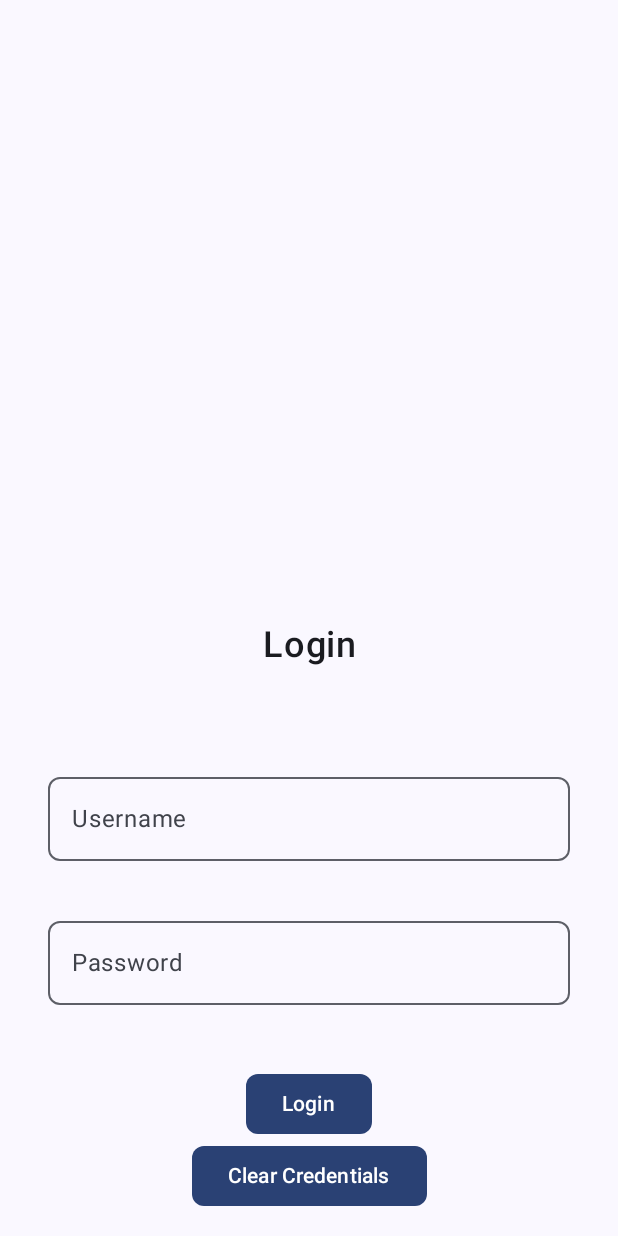
After one commit to CR7sewey/ChatFirebase, an Android app built with Jetpack Compose: the LoginScreen screen opened through its navigation route, on a phone screen of 412 x 824 dp. The commit adds this screen. Run offline under Robolectric (Android 15) with nearby library versions, the phone set to English and light mode, and no system bars; our stand-ins replace Firebase (no records; nobody signed in at launch, a user with empty details on screens opened directly).

Commit message:
Login Screen - Part1

```diff
--- /dev/null
+++ b/app/src/main/java/com/example/chatfirebase/components/LoginPassword.kt
@@ -0,0 +1,76 @@
+package com.example.chatfirebase.components
+
+import androidx.compose.foundation.layout.fillMaxWidth
+import androidx.compose.foundation.layout.padding
+import androidx.compose.foundation.shape.RoundedCornerShape
+import androidx.compose.foundation.text.KeyboardActions
+import androidx.compose.foundation.text.KeyboardOptions
+import androidx.compose.material.icons.Icons
+import androidx.compose.material.icons.filled.Done
+import androidx.compose.material.icons.filled.Search
+import androidx.compose.runtime.getValue
+import androidx.compose.runtime.setValue
+import androidx.compose.material3.OutlinedTextField
+import androidx.compose.material3.Text
+import androidx.compose.runtime.Composable
+import androidx.compose.runtime.CompositionLocal
+import androidx.compose.runtime.mutableStateOf
+import androidx.compose.runtime.remember
+import androidx.compose.ui.Modifier
+import androidx.compose.ui.focus.FocusManager
+import androidx.compose.ui.focus.FocusRequester
+import androidx.compose.ui.focus.focusRequester
+import androidx.compose.ui.platform.LocalFocusManager
+import androidx.compose.ui.platform.LocalSoftwareKeyboardController
+import androidx.compose.ui.platform.SoftwareKeyboardController
+import androidx.compose.ui.res.colorResource
+import androidx.compose.ui.text.input.ImeAction
+import androidx.compose.ui.text.input.KeyboardType
+import androidx.compose.ui.text.input.PasswordVisualTransformation
+import androidx.compose.ui.text.input.VisualTransformation
+import androidx.compose.ui.unit.dp
+import androidx.compose.ui.unit.sp
+import kotlin.jvm.functions.Function0
+
+@Composable
+fun LoginPassword(placeholder: String, query: String, modifier: Modifier = Modifier, onValueChange: (String) -> Unit) {
+
+    val keyboardController = LocalSoftwareKeyboardController.current
+    val focusRequester = remember { FocusRequester() }
+    val focusManager = LocalFocusManager.current
+    val showPassword = remember { mutableStateOf(false) }
+
+    OutlinedTextField(
+        modifier = modifier.fillMaxWidth().padding(16.dp).focusRequester(focusRequester),
+        value = query,
+        onValueChange = onValueChange,
+        /*colors = CardDefaults.cardColors(
+            backgroundColor = Color(0XFF101921),
+            placeholderColor = Color(0XFF888D91),
+            leadingIconColor = Color(0XFF888D91),
+            trailingIconColor = Color(0XFF888D91),
+            textColor = Color.White,
+            focusedIndicatorColor = Color.Transparent, cursorColor = Color(0XFF070E14)
+        ),*/
+        keyboardOptions =  KeyboardOptions.Default.copy(
+            autoCorrect = true,
+            keyboardType = KeyboardType.Password,
+            imeAction = ImeAction.Done
+        ),
+        keyboardActions = KeyboardActions(
+            onDone  = {
+                keyboardController?.hide()
+                focusRequester.freeFocus()
+                focusManager.clearFocus()
+            }
+        ),
+        singleLine = true,
+        visualTransformation = if (showPassword.value) VisualTransformation.None else PasswordVisualTransformation(),
+
+
+
+        placeholder = { Text(text = placeholder, fontSize = 16.sp) },
+        shape = RoundedCornerShape(8.dp),
+        label = {Text(text = placeholder)}
+    )
+}
--- /dev/null
+++ b/app/src/main/java/com/example/chatfirebase/components/LoginUsername.kt
@@ -0,0 +1,67 @@
+package com.example.chatfirebase.components
+
+import androidx.compose.foundation.layout.fillMaxWidth
+import androidx.compose.foundation.layout.padding
+import androidx.compose.foundation.shape.RoundedCornerShape
+import androidx.compose.foundation.text.KeyboardActions
+import androidx.compose.foundation.text.KeyboardOptions
+import androidx.compose.material.icons.Icons
+
+import androidx.compose.material.icons.filled.Search
+import androidx.compose.material3.Icon
+import androidx.compose.material3.OutlinedTextField
+import androidx.compose.material3.Text
+import androidx.compose.runtime.Composable
+import androidx.compose.runtime.CompositionLocal
+import androidx.compose.runtime.remember
+import androidx.compose.ui.Modifier
+import androidx.compose.ui.focus.FocusManager
+import androidx.compose.ui.focus.FocusRequester
+import androidx.compose.ui.focus.focusRequester
+import androidx.compose.ui.platform.LocalFocusManager
+import androidx.compose.ui.platform.LocalSoftwareKeyboardController
+import androidx.compose.ui.platform.SoftwareKeyboardController
+import androidx.compose.ui.text.input.ImeAction
+import androidx.compose.ui.text.input.KeyboardType
+import androidx.compose.ui.unit.dp
+import androidx.compose.ui.unit.sp
+import kotlin.jvm.functions.Function0
+
+@Composable
+fun LoginUsername(placeholder: String, query: String, modifier: Modifier = Modifier, onValueChange: (String) -> Unit) {
+
+    val keyboardController = LocalSoftwareKeyboardController.current
+    val focusRequester = remember { FocusRequester() }
+    val focusManager = LocalFocusManager.current
+
+
+    OutlinedTextField(
+        modifier = modifier.fillMaxWidth().padding(16.dp).focusRequester(focusRequester),
+        value = query,
+        onValueChange = onValueChange,
+        /*colors = CardDefaults.cardColors(
+            backgroundColor = Color(0XFF101921),
+            placeholderColor = Color(0XFF888D91),
+            leadingIconColor = Color(0XFF888D91),
+            trailingIconColor = Color(0XFF888D91),
+            textColor = Color.White,
+            focusedIndicatorColor = Color.Transparent, cursorColor = Color(0XFF070E14)
+        ),*/
+        keyboardOptions =  KeyboardOptions.Default.copy(
+            autoCorrect = true,
+            keyboardType = KeyboardType.Text,
+            imeAction = ImeAction.Done
+        ),
+        keyboardActions = KeyboardActions(
+            onDone  = {
+                keyboardController?.hide()
+                focusRequester.freeFocus()
+                focusManager.clearFocus()
+            }
+        ),
+
+        placeholder = { Text(text = placeholder, fontSize = 16.sp) },
+        shape = RoundedCornerShape(8.dp),
+        label = {Text(text = placeholder)}
+    )
+}
--- /dev/null
+++ b/app/src/main/java/com/example/chatfirebase/presentation/login/ui/LoginScreen.kt
@@ -0,0 +1,76 @@
+package com.example.chatfirebase.presentation.login.ui
+
+import androidx.compose.foundation.layout.Arrangement
+import androidx.compose.foundation.layout.Column
+import androidx.compose.foundation.layout.Spacer
+import androidx.compose.foundation.layout.fillMaxSize
+import androidx.compose.foundation.layout.padding
+import androidx.compose.foundation.rememberScrollState
+import androidx.compose.foundation.shape.RoundedCornerShape
+import androidx.compose.foundation.verticalScroll
+import androidx.compose.material3.Button
+import androidx.compose.material3.ButtonDefaults
+import androidx.compose.material3.ExperimentalMaterial3Api
+import androidx.compose.material3.MaterialTheme
+import androidx.compose.material3.Text
+import androidx.compose.runtime.Composable
+import androidx.compose.runtime.mutableStateOf
+import androidx.compose.runtime.remember
+import androidx.compose.ui.Alignment
+import androidx.compose.ui.Modifier
+import androidx.compose.ui.text.font.FontWeight
+import androidx.compose.ui.text.style.TextAlign
+import androidx.compose.ui.unit.dp
+import androidx.compose.ui.unit.sp
+import androidx.navigation.NavHostController
+import com.example.chatfirebase.components.LoginUsername
+import androidx.compose.runtime.getValue
+import androidx.compose.runtime.setValue
+import com.example.chatfirebase.components.LoginPassword
+
+@OptIn(ExperimentalMaterial3Api::class)
+@Composable
+fun LoginScreen(navHostController: NavHostController) {
+    LoginContent(navHostController)
+}
+
+@Composable
+private fun LoginContent(navHostController: NavHostController, modifier: Modifier= Modifier) {
+    var username by remember { mutableStateOf("") }
+    var password by remember { mutableStateOf("") }
+    //var text = ""
+    Column (modifier = modifier.fillMaxSize().padding(16.dp).verticalScroll(rememberScrollState()), horizontalAlignment = Alignment.CenterHorizontally, verticalArrangement = Arrangement.Bottom) {
+        Text(
+            text = "Login",
+            fontSize = 24.sp,
+            fontWeight = FontWeight.SemiBold,
+            textAlign = TextAlign.Center,
+            modifier = Modifier.fillMaxSize().padding(bottom = 50.dp)
+        )
+        LoginUsername(placeholder = "Username", username, modifier = Modifier, onValueChange = { it: String -> username = it } )
+        LoginPassword(placeholder = "Password", password, modifier = Modifier, onValueChange = { it: String -> password = it } )
+        Spacer(modifier = modifier.padding(top = 26.dp))
+        Button(onClick = { navHostController.navigate(route = "chat")},
+            shape = RoundedCornerShape(8.dp),
+            colors = ButtonDefaults.buttonColors(
+                containerColor = MaterialTheme.colorScheme.primary,
+                contentColor = MaterialTheme.colorScheme.onPrimary
+            )
+        ) {
+            Text("Login")
+        }
+        Button(onClick = {
+            username = ""
+            password = ""
+        },
+            shape = RoundedCornerShape(8.dp),
+            colors = ButtonDefaults.buttonColors(
+                containerColor = MaterialTheme.colorScheme.primary,
+                contentColor = MaterialTheme.colorScheme.onPrimary
+            )
+        ) {
+            Text("Clear Credentials")
+        }
+
+    }
+}
--- a/app/src/main/java/com/example/chatfirebase/presentation/navigation/NavGraph.kt
+++ b/app/src/main/java/com/example/chatfirebase/presentation/navigation/NavGraph.kt
@@ -6,6 +6,7 @@ import androidx.navigation.NavGraph
 import androidx.navigation.compose.NavHost
 import androidx.navigation.compose.composable
 import androidx.navigation.compose.rememberNavController
+import com.example.chatfirebase.presentation.login.ui.LoginScreen
 
 sealed class Screen(val route: String) {
     object Login: Screen("login")
@@ -19,6 +20,7 @@ fun NavGraph(startDestination: String = Screen.Login.route) {
     NavHost(navController = navController, startDestination = startDestination) {
         composable(route = Screen.Login.route) {
             // Login Screen
+            LoginScreen(navController)
         }
 
         composable(route = Screen.Chat.route) {
```
